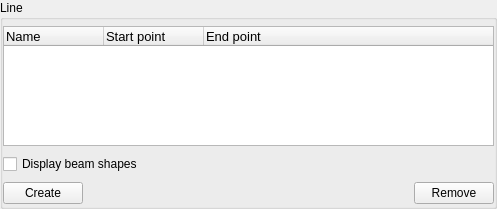
Above: Bricks/widgets/ui_files/Qt4_helical_line_widget_layout.ui from mxcube/mxcubeqt before the change. Below: the same form after it.
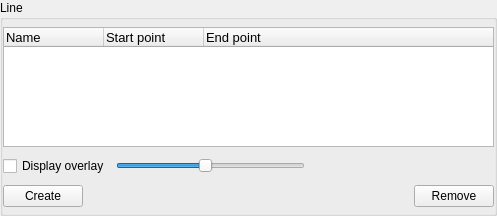
That is the form after the change.

```diff
--- a/Bricks/widgets/ui_files/Qt4_helical_line_widget_layout.ui
+++ b/Bricks/widgets/ui_files/Qt4_helical_line_widget_layout.ui
@@ -7,7 +7,7 @@
     <x>0</x>
     <y>0</y>
     <width>497</width>
-    <height>209</height>
+    <height>216</height>
    </rect>
   </property>
   <property name="windowTitle">
@@ -112,11 +112,41 @@
            </widget>
           </item>
           <item>
-           <widget class="QCheckBox" name="display_beam_cbox">
-            <property name="text">
-             <string>Display beam shapes</string>
-            </property>
-           </widget>
+           <layout class="QHBoxLayout" name="horizontalLayout">
+            <item>
+             <widget class="QCheckBox" name="overlay_cbox">
+              <property name="text">
+               <string>Display overlay</string>
+              </property>
+             </widget>
+            </item>
+            <item>
+             <widget class="QSlider" name="overlay_slider">
+              <property name="maximum">
+               <number>255</number>
+              </property>
+              <property name="value">
+               <number>120</number>
+              </property>
+              <property name="orientation">
+               <enum>Qt::Horizontal</enum>
+              </property>
+             </widget>
+            </item>
+            <item>
+             <spacer name="horizontalSpacer">
+              <property name="orientation">
+               <enum>Qt::Horizontal</enum>
+              </property>
+              <property name="sizeHint" stdset="0">
+               <size>
+                <width>40</width>
+                <height>20</height>
+               </size>
+              </property>
+             </spacer>
+            </item>
+           </layout>
           </item>
           <item>
            <layout class="QHBoxLayout">
```
Left out of the diff: 21 changed lines with no effect on the pictures.
